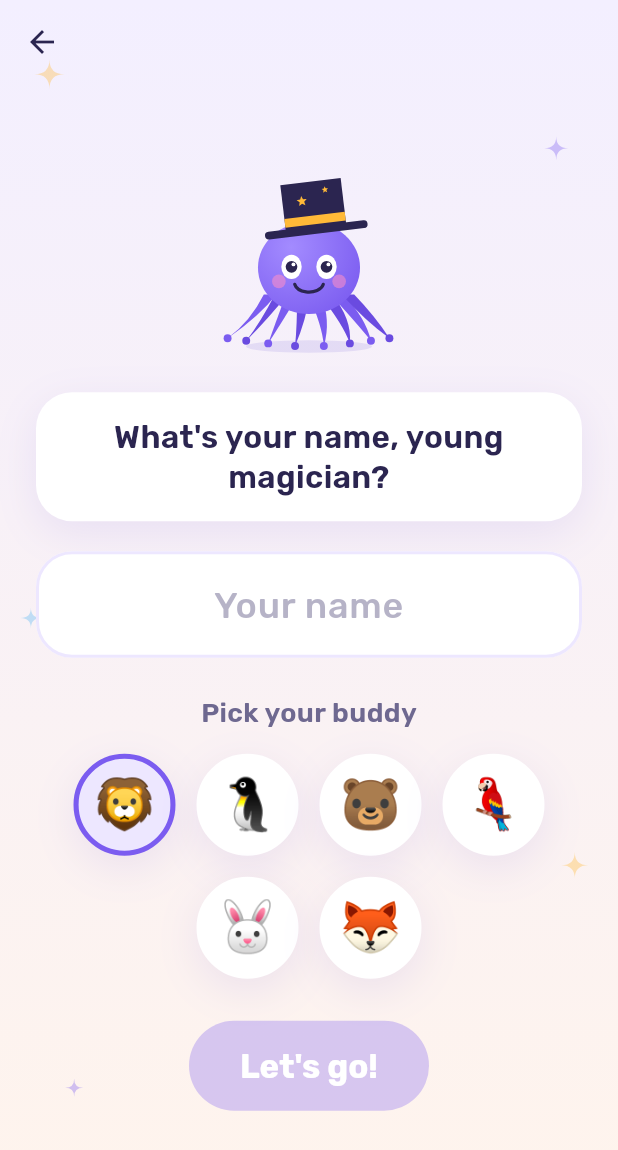
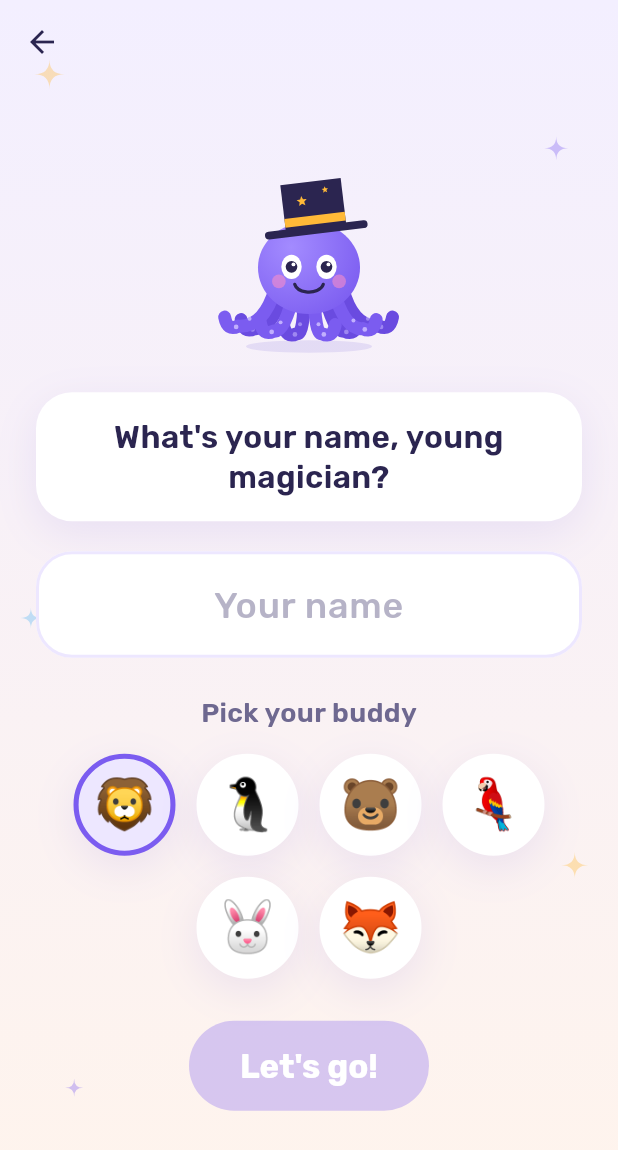
Before and after one commit to Edilee686/Otto.mathic, a Flutter app: the screen it shows after launch, after a tap on "EN", on a phone screen of 412 x 824 dp. Shown: the top 1150 px of the screen. Run offline on Flutter 3.47's test engine with Material 3 defaults, Android fonts, the phone set to English and light mode, and no system bars; our stand-ins replace shared_preferences; accounts and stored records are empty.

Commit message:
Otto app icon and logo; curlier, friendlier Otto
- Otto's arms are now thick curly tentacles with suction cups
- App icon rendered from Otto's painter (tool/render_icon_test.dart):
  Android legacy + adaptive icons, web icons and favicon, assets/brand logo

Co-Authored-By: Claude Opus 5.5 <noreply@anthropic.com>
Claude-Session: https://claude.ai/code/session_01MdDNJZvoQRfwarL7XxsXDW

```diff
--- a/lib/widgets/otto.dart
+++ b/lib/widgets/otto.dart
@@ -50,7 +50,7 @@ class _OttoState extends State<Otto> with SingleTickerProviderStateMixin {
           animation: _c,
           builder: (context, _) => CustomPaint(
             size: Size(widget.size, widget.size * (widget.balls > 0 ? 1.45 : 1.15)),
-            painter: _OttoPainter(_c.value, widget.balls, widget.mood),
+            painter: OttoPainter(_c.value, widget.balls, widget.mood),
           ),
         ),
       ),
@@ -58,9 +58,11 @@ class _OttoState extends State<Otto> with SingleTickerProviderStateMixin {
   }
 }
 
-class _OttoPainter extends CustomPainter {
-  _OttoPainter(this.t, this.balls, this.mood);
+/// Paints Otto. Public so tools (e.g. the app-icon renderer) can draw a still frame.
+class OttoPainter extends CustomPainter {
+  OttoPainter(this.t, this.balls, this.mood, {this.floorShadow = true});
   final double t;
+  final bool floorShadow;
   final int balls;
   final OttoMood mood;
 
@@ -91,30 +93,42 @@ class _OttoPainter extends CustomPainter {
     }
 
     // Soft shadow on the floor.
-    canvas.drawOval(
+    if (floorShadow) {
+      canvas.drawOval(
         Rect.fromCenter(center: Offset(cx, headY + r * 1.62), width: w * 0.7, height: w * 0.07),
         Paint()..color = Palette.violetDeep.withValues(alpha: 0.12));
+    }
 
-    final body = Paint()..color = Palette.violet;
-    final bodyDark = Paint()..color = _armDark;
 
-    // Eight wavy arms.
-    for (var i = 0; i < 8; i++) {
-      final spread = (i - 3.5) / 3.5; // -1..1
-      final path = Path();
-      final startX = cx + spread * r * 0.8;
-      final startY = headY + r * 0.55;
-      final wave = sin(t * 2 * pi + i) * w * 0.03;
-      final endX = cx + spread * w * 0.46 + wave;
-      final endY = headY + r * 1.45 + (1 - spread.abs()) * w * 0.05;
-      path.moveTo(startX - w * 0.035, startY);
-      path.quadraticBezierTo(
-          (startX + endX) / 2 + wave, (startY + endY) / 2 + w * 0.03, endX, endY);
-      path.quadraticBezierTo((startX + endX) / 2 + wave + w * 0.05,
-          (startY + endY) / 2, startX + w * 0.035, startY);
-      path.close();
-      canvas.drawPath(path, i.isEven ? body : bodyDark);
-      canvas.drawCircle(Offset(endX, endY), w * 0.022, i.isEven ? body : bodyDark);
+    // Eight soft, curly arms: back arms (darker) first, then front arms.
+    for (final back in [true, false]) {
+      for (var i = 0; i < 8; i++) {
+        if ((i.isOdd) != back) continue;
+        final spread = (i - 3.5) / 3.5; // -1..1
+        final side = spread == 0 ? 1.0 : spread.sign;
+        final wave = sin(t * 2 * pi + i) * w * 0.025;
+        final start = Offset(cx + spread * r * 0.7, headY + r * 0.45);
+        final end = Offset(cx + spread * w * 0.40 + wave, headY + r * 1.38 - spread.abs() * r * 0.18);
+        final curlTip = end + Offset(side * w * 0.075, -w * 0.05);
+        final path = Path()
+          ..moveTo(start.dx, start.dy)
+          ..quadraticBezierTo(
+              (start.dx + end.dx) / 2 - side * w * 0.03 + wave, end.dy + w * 0.01, end.dx, end.dy)
+          ..quadraticBezierTo(end.dx + side * w * 0.06, end.dy + w * 0.03, curlTip.dx, curlTip.dy);
+        canvas.drawPath(
+          path,
+          Paint()
+            ..color = back ? _armDark : Palette.violet
+            ..style = PaintingStyle.stroke
+            ..strokeWidth = w * 0.072
+            ..strokeCap = StrokeCap.round
+            ..strokeJoin = StrokeJoin.round,
+        );
+        // A couple of suction cups near the tip.
+        final cup = Paint()..color = const Color(0xFFC9B8FF).withValues(alpha: back ? 0.55 : 0.9);
+        canvas.drawCircle(Offset.lerp(end, curlTip, 0.15)! + Offset(0, w * 0.012), w * 0.013, cup);
+        canvas.drawCircle(Offset.lerp(start, end, 0.72)! + Offset(-side * w * 0.006, w * 0.016), w * 0.011, cup);
+      }
     }
 
     // Head with a soft highlight.
@@ -206,6 +220,6 @@ class _OttoPainter extends CustomPainter {
   }
 
   @override
-  bool shouldRepaint(_OttoPainter old) =>
+  bool shouldRepaint(OttoPainter old) =>
       old.t != t || old.balls != balls || old.mood != mood;
 }
--- /dev/null
+++ b/tool/render_icon_test.dart
@@ -0,0 +1,24 @@
+// Renders Otto to PNG for the app icon. Run: flutter test tool/render_icon_test.dart
+// Output: build/icon/otto.png (1024 x 1024, transparent background).
+import 'dart:io';
+import 'dart:ui' as ui;
+
+import 'package:flutter/material.dart';
+import 'package:flutter_test/flutter_test.dart';
+import 'package:number_tricksters/widgets/otto.dart';
+
+void main() {
+  test('render Otto icon', () async {
+    const size = 1024.0;
+    final recorder = ui.PictureRecorder();
+    final canvas = Canvas(recorder);
+    // Otto's painter is drawn in a box 1.15x taller than wide; centre it.
+    const w = size * 0.86;
+    canvas.translate((size - w) / 2, size * 0.02);
+    OttoPainter(0.25, 0, OttoMood.happy, floorShadow: false).paint(canvas, const Size(w, w * 1.15));
+    final image = await recorder.endRecording().toImage(size.toInt(), size.toInt());
+    final bytes = await image.toByteData(format: ui.ImageByteFormat.png);
+    Directory('build/icon').createSync(recursive: true);
+    File('build/icon/otto.png').writeAsBytesSync(bytes!.buffer.asUint8List());
+  });
+}
```
Also changed, not shown: assets/brand/otto-logo.png (added), assets/brand/otto.png (added), 18 other files.
